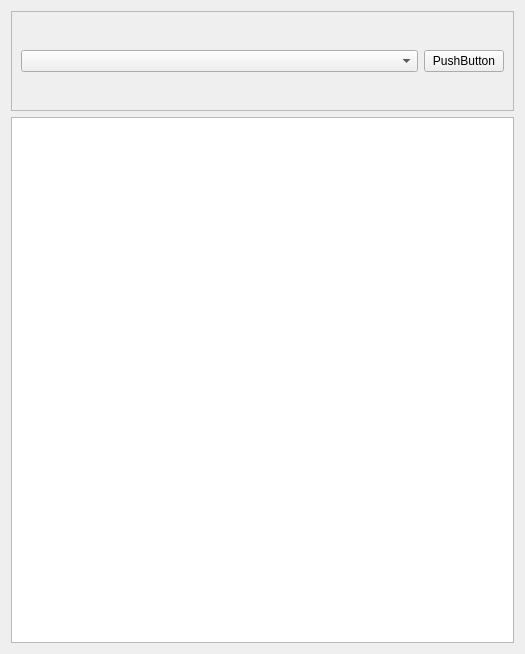
Old version of the form ui/filewidget.ui in the repository hidog/HiGit.
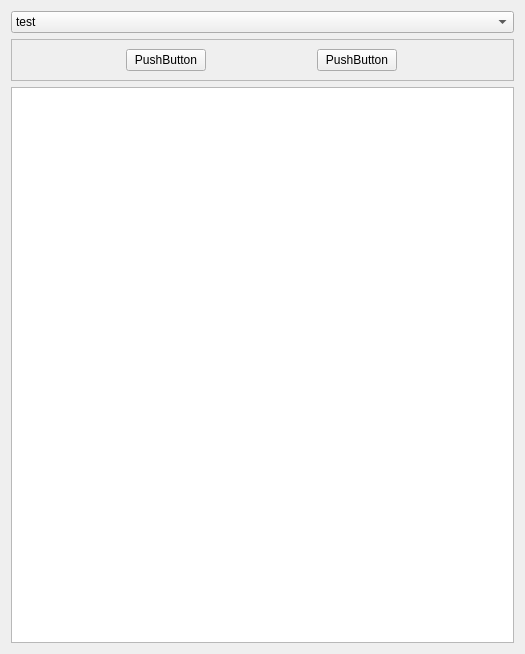
New version of the form.

```diff
--- a/ui/filewidget.ui
+++ b/ui/filewidget.ui
@@ -16,6 +16,20 @@
   <layout class="QVBoxLayout" name="verticalLayout_2">
    <item>
     <layout class="QVBoxLayout" name="verticalLayout">
+     <item>
+      <widget class="QComboBox" name="comboBox">
+       <item>
+        <property name="text">
+         <string>test</string>
+        </property>
+       </item>
+       <item>
+        <property name="text">
+         <string>test2</string>
+        </property>
+       </item>
+      </widget>
+     </item>
      <item>
       <widget class="QFrame" name="frame">
        <property name="sizePolicy">
@@ -27,7 +41,7 @@
        <property name="minimumSize">
         <size>
          <width>0</width>
-         <height>100</height>
+         <height>20</height>
         </size>
        </property>
        <property name="baseSize">
@@ -44,9 +58,17 @@
        </property>
        <layout class="QHBoxLayout" name="horizontalLayout_3">
         <item>
-         <layout class="QHBoxLayout" name="horizontalLayout_2">
-          <item>
-           <widget class="QComboBox" name="comboBox"/>
+         <widget class="QPushButton" name="pushButton_2">
+          <property name="maximumSize">
+           <size>
+            <width>80</width>
+            <height>16777215</height>
+           </size>
+          </property>
+          <property name="text">
+           <string>PushButton</string>
+          </property>
+         </widget>
           </item>
           <item>
            <widget class="QPushButton" name="pushButton">
@@ -60,8 +82,6 @@
              <string>PushButton</string>
             </property>
            </widget>
-          </item>
-         </layout>
         </item>
        </layout>
       </widget>
```
Left out of the diff: 2 changed lines with no effect on the pictures. Lines whose indentation alone changed are shown as unchanged.
